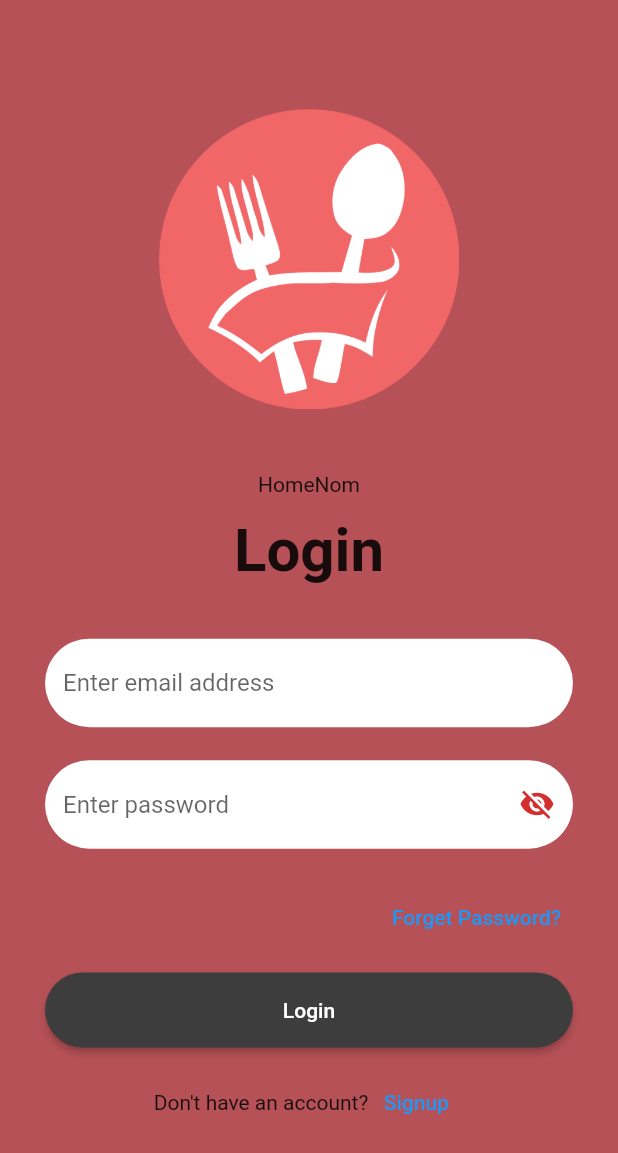
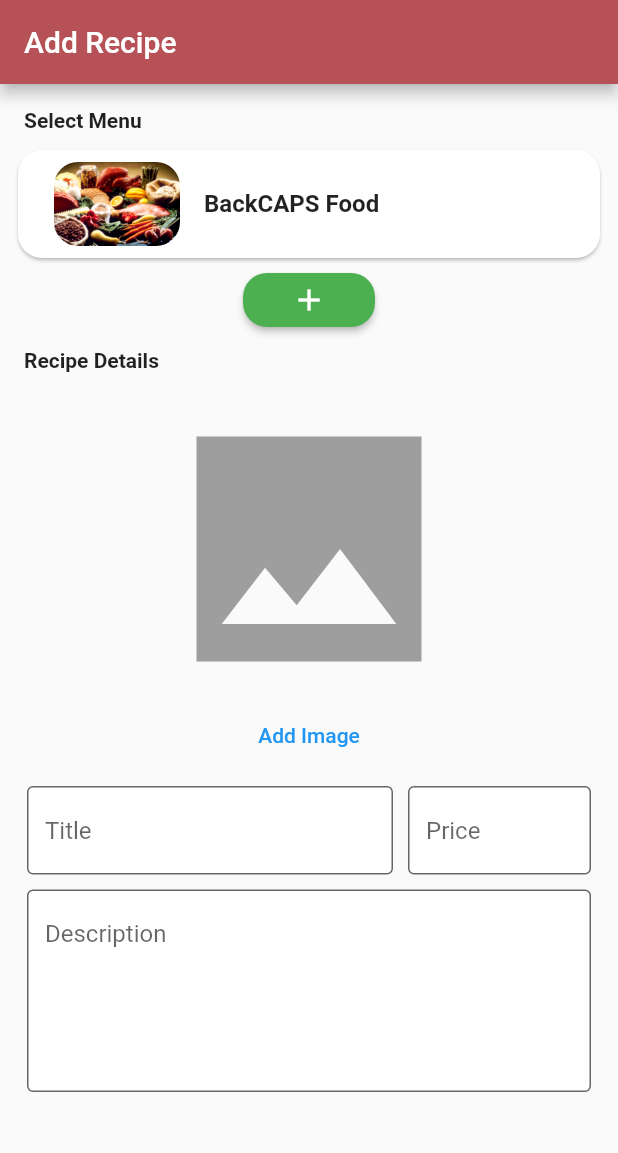
Before and after one commit to Zohaib1397/homenom, a Flutter app: the screen it shows after launch, on a phone screen of 412 x 824 dp. Shown: the top 1153 px of the screen. Run offline on Flutter 3.47's test engine with Material 2 defaults, Android fonts, the phone set to English and light mode, and no system bars; our stand-ins replace cloud_firestore, firebase_auth, firebase_core, geolocator, google_maps_flutter, permission_handler and 1 more; missing offline and left inert: geocode; accounts and stored records are empty.

Commit message:
Added seller implementation Added recipe Screen recipe class

```diff
--- a/lib/constants/constants.dart
+++ b/lib/constants/constants.dart
@@ -1,4 +1,9 @@
 import 'package:flutter/material.dart';
+import 'package:geocode/geocode.dart';
+import 'package:google_maps_flutter/google_maps_flutter.dart';
+
+import '../structure/Address.dart';
+import '../structure/Role.dart';
 
 final kInputFieldDecoration = InputDecoration(
   filled: true,
@@ -12,10 +17,15 @@ final kInputFieldDecoration = InputDecoration(
   ),
 );
 
-const kAppBackgroundColor = const Color(0xFFB55157);
+ROLE currentRole = ROLE.CUSTOMER;
+
+UserAddress currentUserAddress = UserAddress(userAddress: Address(), latitude: 0.0, longitude: 0.0);
+const initialLocation = LatLng(33.6844, 73.0479);
+const kAppBackgroundColor = Color(0xFFB55157);
 const kDefaultBorderRadius = 16.0;
 const kRatingStarIconSize = 10.0;
 
 const loremText = "Lorem ipsum dolor sit amet, consectetur adipiscing elit, sed do eiusmod tempor incididunt ut labore et dolore magna aliqua. Ut enim ad minim veniam, quis nostrud exercitation ullamco laboris nisi ut aliquip ex ea commodo consequat. Duis aute irure dolor in reprehenderit in voluptate velit esse cillum dolore eu fugiat nulla pariatur. Excepteur sint occaecat cupidatat non proident, sunt in culpa qui officia deserunt mollit anim id est laborum.";
 
 const google_api_key = "AIzaSyCDBOCu_XE--rB5BamJJm4wFmk4AUa2pRI";
+const geocoder_api_key = "348740175803540265921x108595";
--- a/lib/main.dart
+++ b/lib/main.dart
@@ -2,6 +2,7 @@ import 'package:firebase_core/firebase_core.dart';
 import 'package:flutter/material.dart';
 import 'package:homenom/firebase_options.dart';
 import 'package:homenom/screens/ForgetPasswordScreen.dart';
+import 'package:homenom/screens/add_recipe_screen.dart';
 import 'package:homenom/screens/authentication_status.dart';
 import 'package:homenom/screens/cart_screen.dart';
 import 'package:homenom/screens/home_screen.dart';
@@ -34,8 +35,9 @@ class MyApp extends StatelessWidget {
   Widget build(BuildContext context) {
     return MaterialApp(
       debugShowCheckedModeBanner: false,
-      initialRoute: AuthenticationStatus.id,
+      initialRoute: AddRecipeScreen.id,
       routes: {
+        AddRecipeScreen.id : (context) => const AddRecipeScreen(),
         SellerScreen.id: (context) => const SellerScreen(),
         OrderScreen.id: (context) => const OrderScreen(),
         RecipeScreen.id: (context) => const RecipeScreen(),
--- /dev/null
+++ b/lib/screens/add_recipe_screen.dart
@@ -0,0 +1,142 @@
+import 'package:flutter/material.dart';
+import 'package:homenom/constants/constants.dart';
+
+class AddRecipeScreen extends StatefulWidget {
+  const AddRecipeScreen({super.key});
+
+  static const String id = "Add_Recipe_Screen";
+
+  @override
+  State<AddRecipeScreen> createState() => _AddRecipeScreenState();
+}
+
+class _AddRecipeScreenState extends State<AddRecipeScreen> {
+  @override
+  Widget build(BuildContext context) {
+    return Scaffold(
+      appBar: AppBar(
+        title: const Text("Add Recipe"),
+        backgroundColor: kAppBackgroundColor,
+      ),
+      body: SingleChildScrollView(
+        child: Padding(
+          padding: const EdgeInsets.all(8.0),
+          child: Column(
+            crossAxisAlignment: CrossAxisAlignment.start,
+            children: [
+              Padding(
+                padding: const EdgeInsets.all(8.0),
+                child: const Text(
+                  "Select Menu",
+                  style: TextStyle(fontWeight: FontWeight.bold),
+                ),
+              ),
+              Column(
+                children: [
+                  Card(
+                    shape: RoundedRectangleBorder(
+                        borderRadius: BorderRadius.circular(16)),
+                    child: Padding(
+                      padding: const EdgeInsets.all(8.0),
+                      child: ListTile(
+                        title: const Text(
+                          "BackCAPS Food",
+                          style: TextStyle(fontWeight: FontWeight.bold),
+                        ),
+                        leading: ClipRRect(
+                            borderRadius: BorderRadius.circular(16),
+                            child: Image(
+                              image: AssetImage(
+                                  "assets/temporary/food_background.jpg"),
+                            )),
+                      ),
+                    ),
+                  ),
+                  MaterialButton(
+                    color: Colors.green,
+                    shape: RoundedRectangleBorder(
+                        borderRadius: BorderRadius.circular(16)),
+                    onPressed: () {},
+                    child: Icon(
+                      Icons.add,
+                      color: Colors.white,
+                    ),
+                  ),
+                ],
+              ),
+              const Padding(
+                padding: EdgeInsets.all(8.0),
+                child: Text(
+                  "Recipe Details",
+                  style: TextStyle(fontWeight: FontWeight.bold),
+                ),
+              ),
+              Container(
+                padding: EdgeInsets.all(10),
+                child: Column(
+                  children: [
+                    Container(
+                      child: Column(
+                        children: [
+                          Icon(Icons.image_sharp, color: Colors.grey, size: 200,),
+                          TextButton(onPressed: (){}, child: const Text("Add Image")),
+                        ],
+                      ),
+                    ),
+                    const SizedBox(height: 10,),
+                    Row(
+                      children: [
+                        Expanded(
+                          flex: 2,
+                          child: TextField(
+                            decoration: kInputFieldDecoration.copyWith(
+                              hintText: "Title",
+                              border: OutlineInputBorder(
+                                borderSide: BorderSide(
+                                  width: 1
+                                )
+                              ),
+                            ),
+                          ),
+                        ),
+                        const SizedBox(
+                          width: 10,
+                        ),
+                        Expanded(
+                          flex: 1,
+                          child: TextField(
+                            decoration: kInputFieldDecoration.copyWith(
+                              hintText: "Price",
+                              border: const OutlineInputBorder(
+                                borderSide: BorderSide(
+                                  width: 1
+                                ),
+                              ),
+                            ),
+                          ),
+                        ),
+                      ],
+                    ),
+                    const SizedBox(height: 10,),
+                    TextField(
+                      keyboardType: TextInputType.number,
+                      maxLines: 5,
+                      decoration: kInputFieldDecoration.copyWith(
+                        hintText: "Description",
+                        border: const OutlineInputBorder(
+                          borderSide: BorderSide(
+                            width: 1
+                          ),
+                        ),
+                      ),
+                    ),
+                  ],
+                ),
+              ),
+            ],
+          ),
+        ),
+      ),
+    );
+  }
+}
--- a/lib/screens/location_screen.dart
+++ b/lib/screens/location_screen.dart
@@ -31,7 +31,7 @@ class _LocationScreenState extends State<LocationScreen> {
   }
 
   void loadDefaults() async{
-    userAddress = await geoCode.reverseGeocoding(latitude: 0.0, longitude: 0.0);
+    currentUserAddress.userAddress = await geoCode.reverseGeocoding(latitude: 0.0, longitude: 0.0);
   }
 
   Future<void> getCurrentLocation() async {
@@ -98,7 +98,9 @@ class _LocationScreenState extends State<LocationScreen> {
           print("Latitude: $latitude, Longitude: $longitude");
           String newAddress = "${address.streetAddress}, ${address.city}";
           setState(() {
-            userAddress = address;
+            currentUserAddress.userAddress = address;
+            currentUserAddress.latitude = latitude;
+            currentUserAddress.longitude = longitude;
           });
           Navigator.pop(context, newAddress);
         },
--- a/lib/screens/profile_screen.dart
+++ b/lib/screens/profile_screen.dart
@@ -86,7 +86,7 @@ class _ProfileScreenState extends State<ProfileScreen> {
                           context,
                           MaterialPageRoute(builder: (context) => LocationScreen()),
                         );
-                        await FirebaseFirestore.instance.collection("Users").doc(currentUser.email).update({"address": "${userAddress.streetAddress}, ${userAddress.city}"});
+                        await FirebaseFirestore.instance.collection("Users").doc(currentUser.email).update({"address": "${currentUserAddress.userAddress.streetAddress}, ${currentUserAddress.userAddress.city}"});
                       },
                     ),
                     user['role'] == "ROLE.SELLER"? ProfileCard(
--- a/lib/screens/signup_screen.dart
+++ b/lib/screens/signup_screen.dart
@@ -52,6 +52,8 @@ class _SignUpScreenState extends State<SignUpScreen> {
         CNIC: "Null",
         rating: 0,
         role: role.toString(),
+        latitude: 0.0,
+        longitude: 0.0
       );
       await FirebaseFirestore.instance.collection("Users").doc(userCredentials.user!.email).set(newUser.toJson());
       await _auth.currentUser!.updateDisplayName(_username.controller.text);
--- a/lib/screens/widgets/drawer_items.dart
+++ b/lib/screens/widgets/drawer_items.dart
@@ -18,7 +18,7 @@ class DrawerItem extends StatelessWidget {
       child: ListTile(
         onTap: onTap,
         leading: Icon(icon),
-        title: Text(text),
+        title: Text(text, style: const TextStyle(fontSize: 13),),
       ),
     );
   }
--- /dev/null
+++ b/lib/structure/Recipe.dart
@@ -0,0 +1,43 @@
+class Recipe {
+  late String id;
+  late String url;
+  late String name;
+  late String description;
+  late double price;
+  late int rating;
+  late int quantity;
+
+  Recipe({
+    required this.id,
+    required this.url,
+    required this.name,
+    required this.description,
+    required this.price,
+    required this.rating,
+    required this.quantity,
+  });
+
+  factory Recipe.fromJson(Map<String, dynamic> json) => Recipe(
+      id: json['id'],
+      url: json['url'],
+      name: json['name'],
+      description: json['description'],
+      price: json['price'],
+      rating: json['rating'],
+      quantity: json['quantity']
+  );
+
+  Map<String, dynamic> toJson(){
+    Map<String, dynamic> data = {
+      'id' : id,
+      'url': url,
+      'name' : name,
+      'description' : description,
+      'price' : price,
+      'rating' : rating,
+      'quantity' : quantity,
+    };
+
+    return data;
+  }
+}
--- a/pubspec.yaml
+++ b/pubspec.yaml
@@ -21,7 +21,6 @@ dependencies:
   pinput: ^3.0.1
   cloud_firestore: ^4.9.3
   flutter_polyline_points: ^2.0.0
-  location: ^5.0.3
   google_maps_flutter: ^2.5.0
   flutter_svg: ^2.0.7
   geolocator: ^10.1.0
```
Also changed, not shown: lib/screens/VerificationScreen.dart (+17 -6 lines), lib/screens/home_screen.dart (+64 -12 lines), lib/screens/seller_screen.dart (+15 -6 lines), lib/screens/widgets/drawer.dart (+7 -1 lines), lib/screens/widgets/user_app_bar.dart (added, +18 -0 lines), lib/structure/Address.dart (added, +13 -0 lines), lib/structure/User.dart (+8 -0 lines), pubspec.lock, 3 other files.
